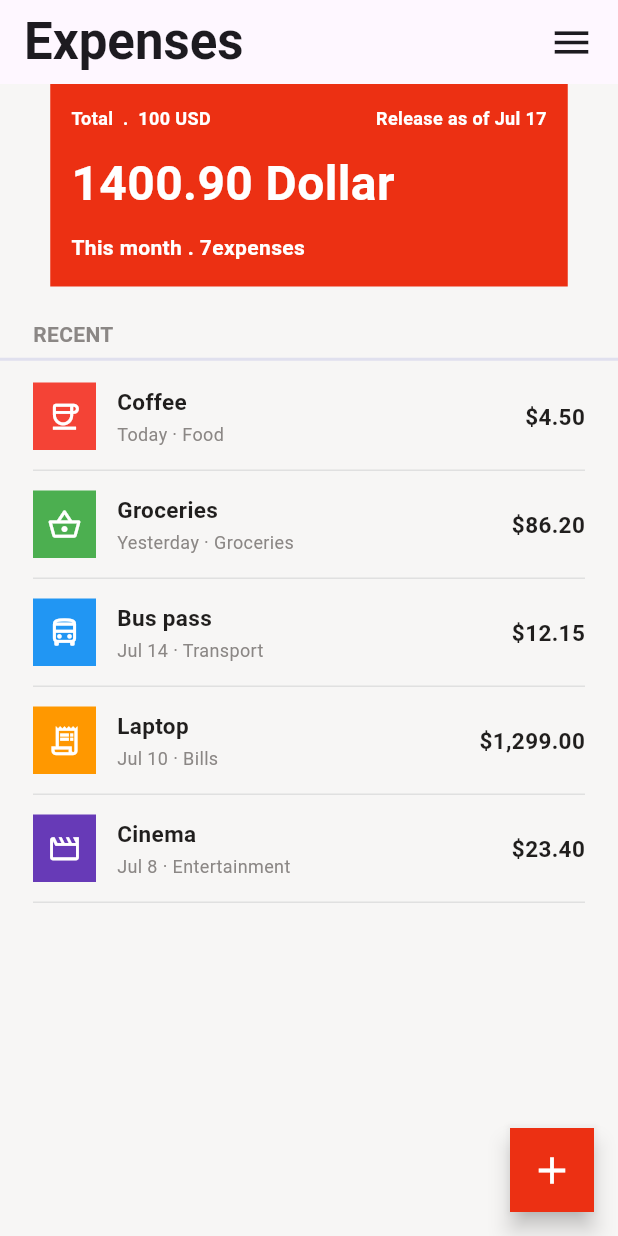
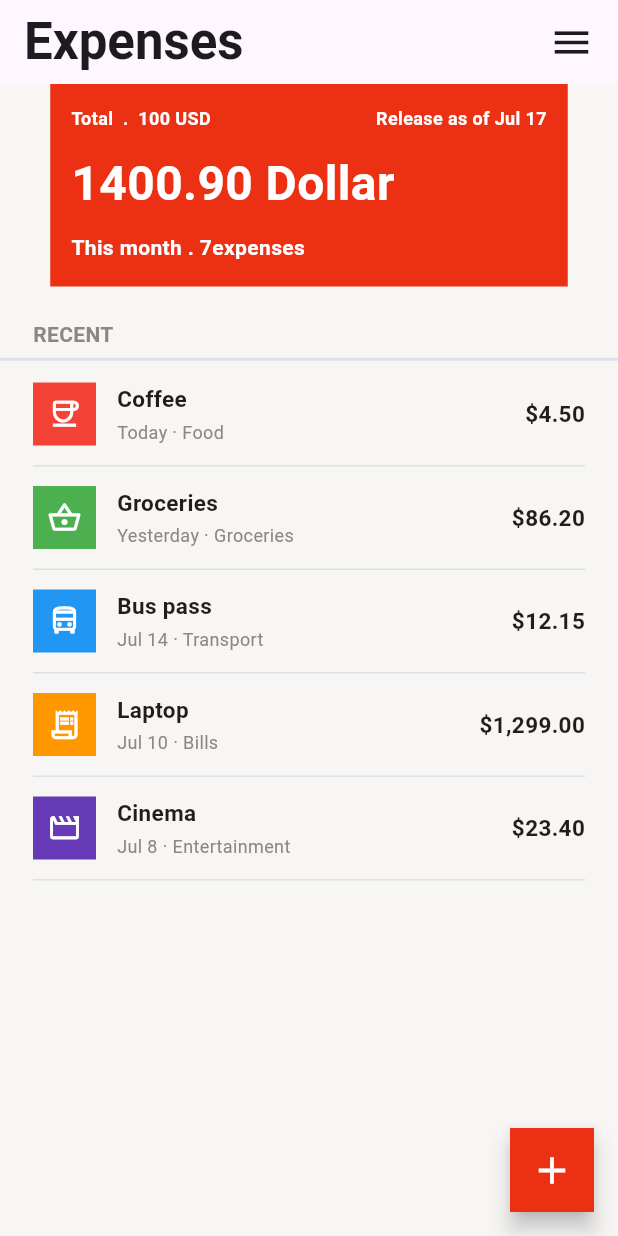
Before and after one commit to S4L4H77/Expense-Tracker, a Flutter app: the screen it shows after launch, on a phone screen of 412 x 824 dp. Run offline on Flutter 3.47's test engine with Material 3 defaults, Android fonts, the phone set to English and light mode, and no system bars.

```diff
--- a/lib/screens/Home.dart
+++ b/lib/screens/Home.dart
@@ -172,7 +172,7 @@ class _HomescreenState extends State<HomeScreen> {
                       // Colored icon box
                       Container(
                         width: 42,
-                        height: 45,
+                        height: 42,
                         color: item['color'] as Color,
                         child: Icon(
                           item['icon'] as IconData,
```
